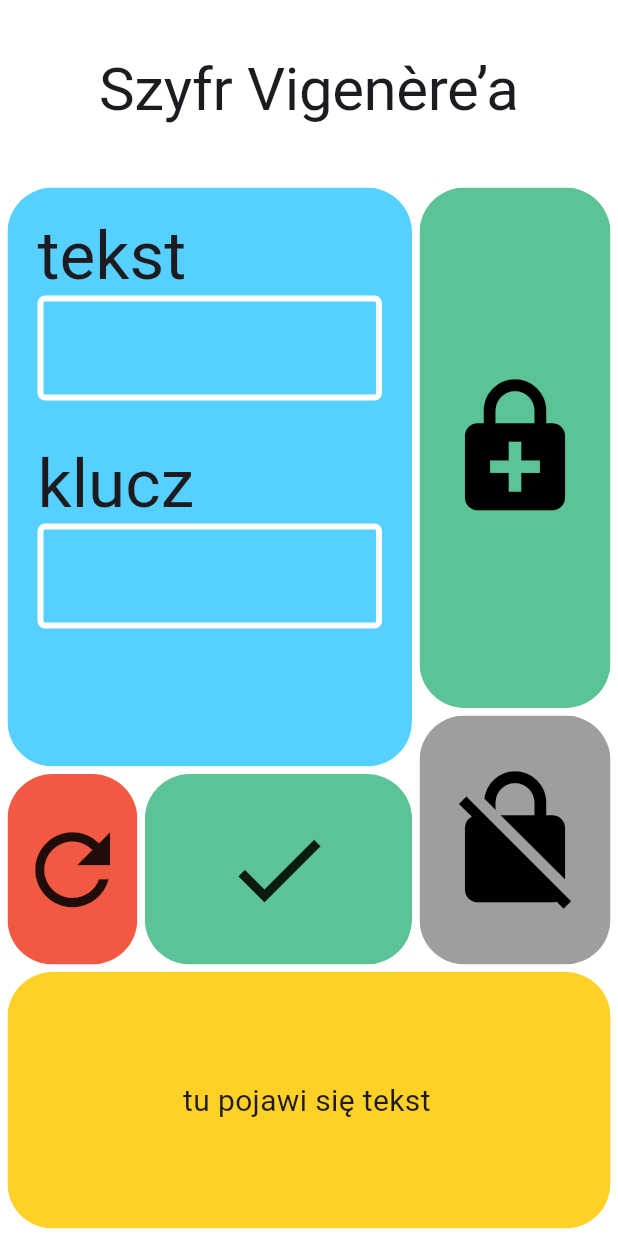
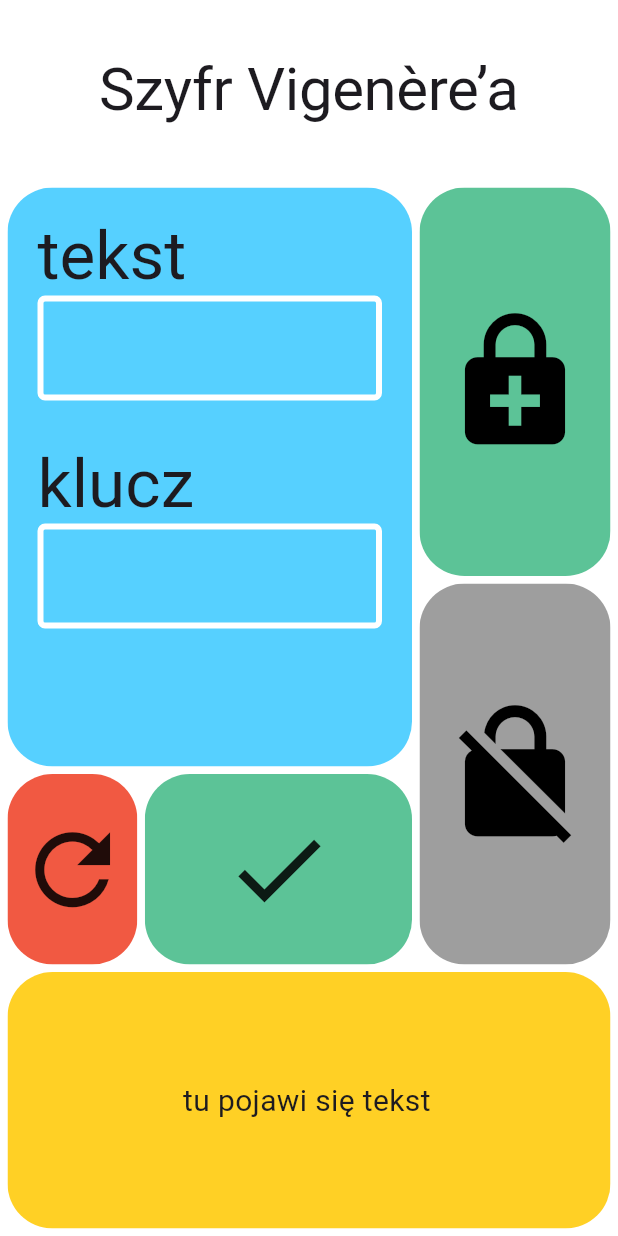
Before and after one commit to amMooncake/flutter_master, a Flutter app: the screen it shows after launch, on a phone screen of 412 x 824 dp. Run offline on Flutter 3.47's test engine with Material 3 defaults, Android fonts, the phone set to English and light mode, and no system bars.

Commit message:
Refactor UI layout in left_panel.dart and main.dart

```diff
--- a/lib/left_panel.dart
+++ b/lib/left_panel.dart
@@ -44,6 +44,7 @@ class MyLeftPanel extends StatelessWidget {
               color: left,
               child: Padding(
                 padding: const EdgeInsets.all(20),
+                child: SingleChildScrollView(
                   child: Column(
                     crossAxisAlignment: CrossAxisAlignment.start,
                     mainAxisAlignment: MainAxisAlignment.start,
@@ -54,6 +55,7 @@ class MyLeftPanel extends StatelessWidget {
                       Text("klucz", style: Theme.of(context).textTheme.displayMedium!.copyWith()),
                       MyTextField(myController: kluczController),
                     ],
+                  ),
                 ),
               ),
             ),
--- a/lib/main.dart
+++ b/lib/main.dart
@@ -92,7 +92,7 @@ class _MainAppState extends State<MainApp> {
                     child: Column(
                       children: [
                         Expanded(
-                          flex: encryption ? 2 : 1,
+                          flex: 1,
                           child: Padding(
                             padding: EdgeInsets.only(right: myPadding, top: myPadding, left: myPadding),
                             child: ClipRRect(
@@ -117,7 +117,6 @@ class _MainAppState extends State<MainApp> {
                           ),
                         ),
                         Expanded(
-                          flex: !encryption ? 2 : 1,
                           child: Padding(
                             padding: EdgeInsets.all(myPadding),
                             child: ClipRRect(
--- a/lib/my_text_field.dart
+++ b/lib/my_text_field.dart
@@ -8,6 +8,8 @@ class MyTextField extends StatelessWidget {
   @override
   Widget build(BuildContext context) {
     return TextField(
+      minLines: 1,
+      maxLines: 2,
       controller: myController,
       keyboardType: TextInputType.multiline,
       cursorColor: Colors.black,
@@ -19,8 +21,8 @@ class MyTextField extends StatelessWidget {
           borderRadius: BorderRadius.all(Radius.circular(5)),
         ),
         focusedBorder: OutlineInputBorder(
-          borderSide: BorderSide(color: Colors.white, width: 36),
-          borderRadius: BorderRadius.all(Radius.circular(20)),
+          borderSide: BorderSide(color: Colors.white, width: 50),
+          borderRadius: BorderRadius.all(Radius.circular(29)),
         ),
       ),
     );
```
Lines whose indentation alone changed are shown as unchanged.
